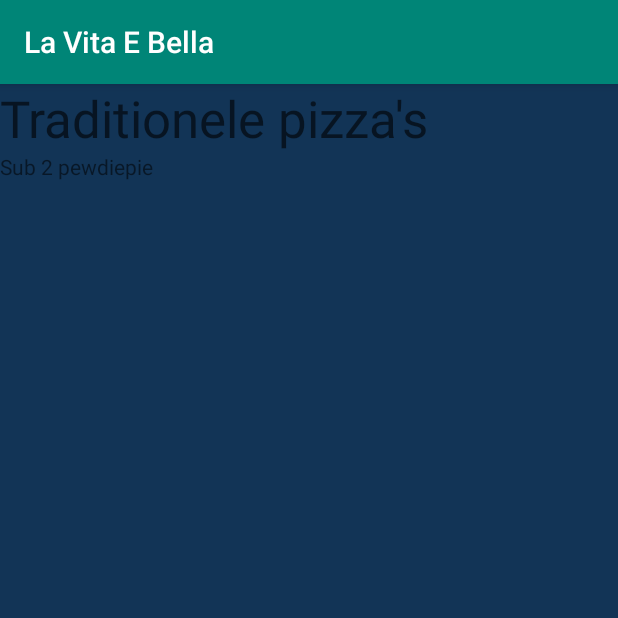
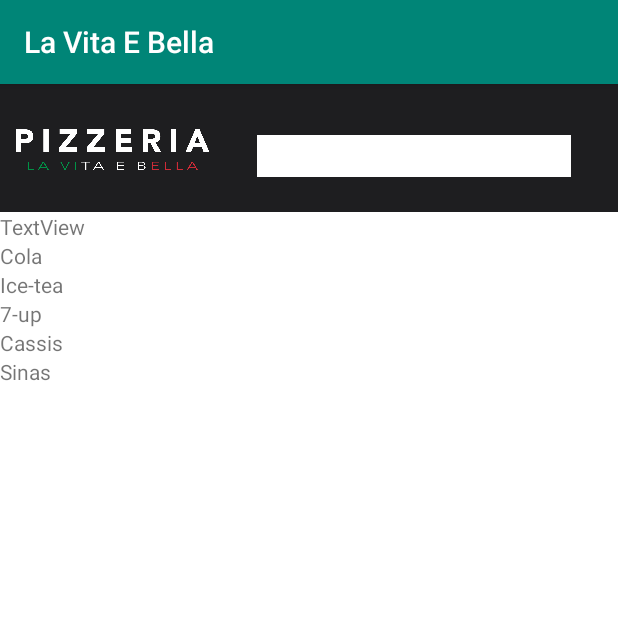
Before and after one commit to etoinemdevries/la-vita-app, an Android app: the CategoryActivity screen opened directly, with no data from a screen before it, on a phone screen of 412 x 824 dp, the top half of it. Run offline under Robolectric (Android 15) with nearby library versions, the phone set to English and light mode, and no system bars.

Commit message:
Added code to automatically put text in categoryactivity

```diff
--- a/app/src/main/java/com/sarcasm/app/activities/CategoryActivity.java
+++ b/app/src/main/java/com/sarcasm/app/activities/CategoryActivity.java
@@ -2,13 +2,33 @@ package com.sarcasm.app.activities;
 
 import android.support.v7.app.AppCompatActivity;
 import android.os.Bundle;
+import android.widget.LinearLayout;
+import android.widget.TextView;
+
 import com.sarcasm.app.R;
 
 public class CategoryActivity extends AppCompatActivity {
+
+    private LinearLayout list;
+
+    public String frisdranken[] = {
+            "Cola", "Ice-tea", "7-up", "Cassis", "Sinas"
+    };
 
     @Override
     protected void onCreate(Bundle savedInstanceState) {
         super.onCreate(savedInstanceState);
         setContentView(R.layout.activity_category);
+
+        this.list = findViewById(R.id.productList);
+        addLayout(frisdranken);
+    }
+
+    private void addLayout(String[] products) {
+        for (int i = 0; i < products.length; i++) {
+            TextView tv = new TextView(this);
+            tv.setText(products[i]);
+            this.list.addView(tv);
+        }
     }
 }
--- a/app/src/main/res/layout/activity_category.xml
+++ b/app/src/main/res/layout/activity_category.xml
@@ -4,20 +4,52 @@
     xmlns:tools="http://schemas.android.com/tools"
     android:layout_width="match_parent"
     android:layout_height="match_parent"
-    android:background="#123456"
+    android:background="#ffffff"
     android:orientation="vertical"
     tools:context=".activities.CategoryActivity">
 
-    <TextView
-        android:id="@+id/txtSubCat1"
+    <LinearLayout
         android:layout_width="match_parent"
         android:layout_height="wrap_content"
-        android:text="Traditionele pizza's"
-        android:textAppearance="@style/TextAppearance.AppCompat.Display1" />
+        android:background="#1e1e20"
+        android:orientation="horizontal">
 
-    <TextView
-        android:id="@+id/txtProduct1"
+        <ImageView
+            android:id="@+id/imgLogo"
+            android:layout_width="130dp"
+            android:layout_height="85dp"
+            android:layout_marginLeft="10dp"
+            app:srcCompat="@drawable/vita_logo" />
+
+        <android.support.design.widget.TextInputLayout
+            android:layout_width="match_parent"
+            android:layout_height="match_parent"
+            android:gravity="center">
+
+            <android.support.design.widget.TextInputEditText
+                android:layout_width="209dp"
+                android:layout_height="28dp"
+                android:background="#ffffff" />
+        </android.support.design.widget.TextInputLayout>
+
+    </LinearLayout>
+
+    <ScrollView
         android:layout_width="match_parent"
-        android:layout_height="wrap_content"
-        android:text="Sub 2 pewdiepie" />
+        android:layout_height="match_parent">
+
+        <LinearLayout
+            android:id="@+id/productList"
+            android:layout_width="match_parent"
+            android:layout_height="wrap_content"
+            android:orientation="vertical" >
+
+            <TextView
+                android:id="@+id/textView8"
+                android:layout_width="match_parent"
+                android:layout_height="wrap_content"
+                android:text="TextView" />
+        </LinearLayout>
+    </ScrollView>
+
 </LinearLayout>
```
